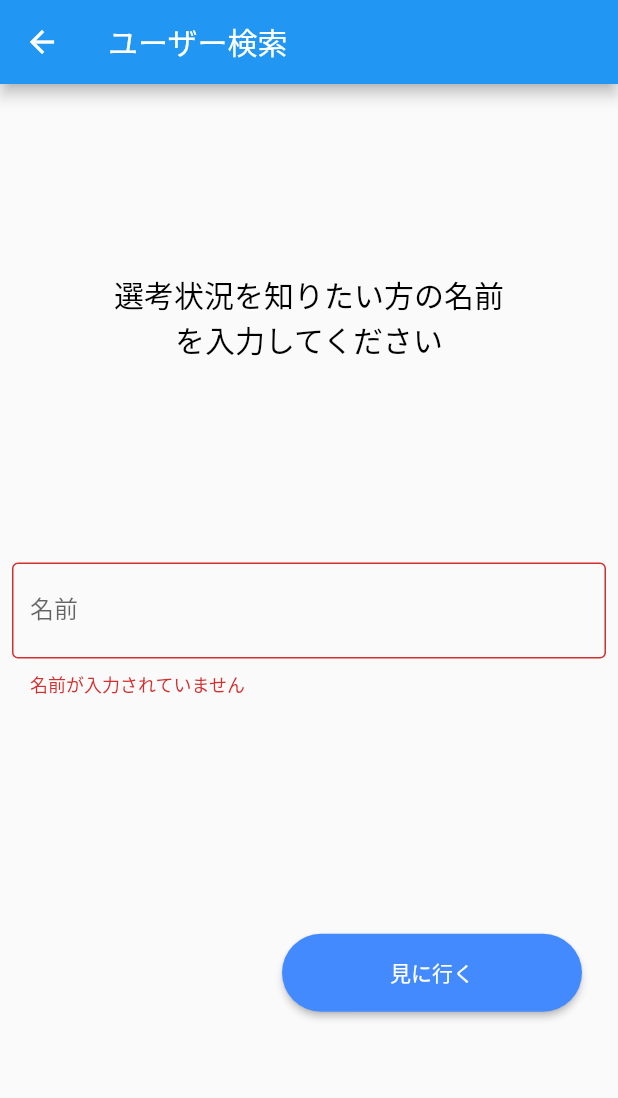
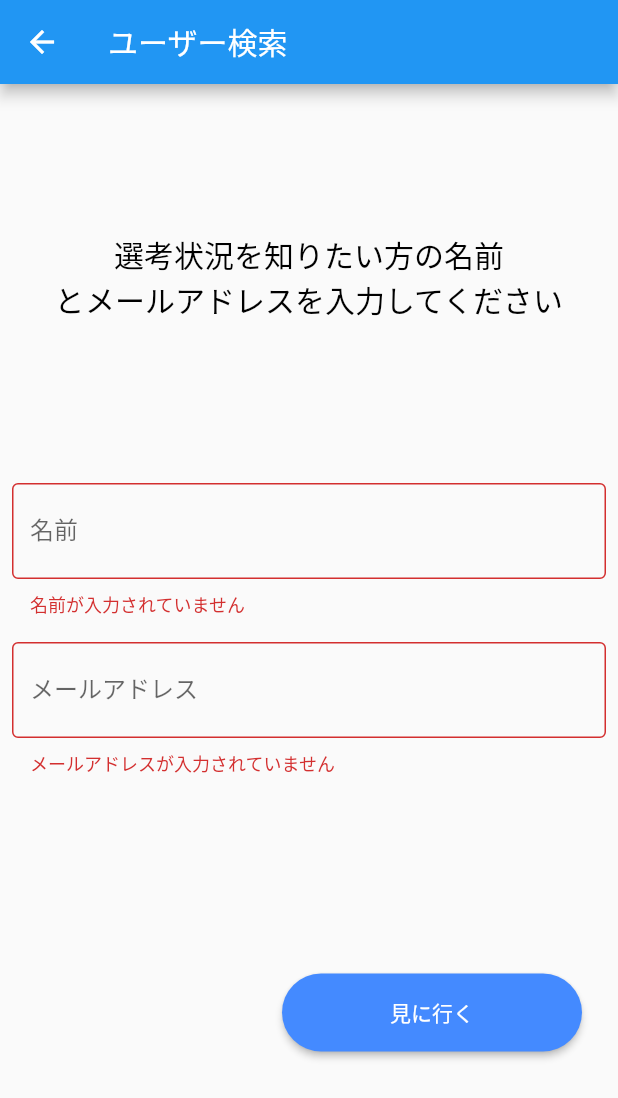
Before and after one commit to momomomo111/job_hanting_app, a Flutter app: the UserSelectScreen screen opened by its route, after a tap on "見に行く", on a phone screen of 412 x 824 dp. Shown: the top 1098 px of the screen. Run offline on Flutter 3.47's test engine with Material 2 defaults, Android fonts, the phone set to English and light mode, and no system bars; our stand-ins replace cloud_firestore, firebase_auth, firebase_core, get, google_fonts, google_sign_in; accounts and stored records are empty.

```diff
--- a/lib/controller/auth_controller.dart
+++ b/lib/controller/auth_controller.dart
@@ -17,16 +17,18 @@ class AuthController extends GetxController {
       Get.toNamed('/auth');
     } else {
       _userController.setName(user.displayName);
+      _userController.setMail(user.email);
       Get.toNamed('/process-list');
     }
   }
 
   _setInitialScreenGoogle(GoogleSignInAccount? googleSignInAccount) {
-    print(googleSignInAccount);
     if (googleSignInAccount == null || googleSignInAccount.displayName == "") {
       Get.toNamed('/auth');
     } else {
       _userController.setName(googleSignInAccount.displayName);
+      _userController.setMail(googleSignInAccount.email);
+
       Get.toNamed('/process-list');
     }
   }
@@ -40,6 +42,7 @@ class AuthController extends GetxController {
 
     googleSignInAccount.bindStream(googleSign.onCurrentUserChanged);
     ever(googleSignInAccount, _setInitialScreenGoogle);
+
     try {
       GoogleSignInAccount? googleSignInAccount = await googleSign.signIn();
 
--- a/lib/controller/user_controller.dart
+++ b/lib/controller/user_controller.dart
@@ -4,10 +4,13 @@ import 'package:job_hanting_app/enum/user_type.dart';
 class UserController extends GetxController {
   var userType = UserType.student.obs;
   var userName = "".obs;
+  var userMail = "".obs;
 
   void setStudent() => userType(UserType.student);
 
   void setOther() => userType(UserType.other);
 
   void setName(name) => userName(name);
+
+  void setMail(mail) => userMail(mail);
 }
--- a/lib/main.dart
+++ b/lib/main.dart
@@ -16,7 +16,6 @@ void main() async {
   try {
     if (GetPlatform.isWeb) {
       await Firebase.initializeApp(options: googleService());
-      print(googleService().toString());
     } else {
       await Firebase.initializeApp();
     }
--- a/lib/view/user_select_screen.dart
+++ b/lib/view/user_select_screen.dart
@@ -5,6 +5,7 @@ import 'package:job_hanting_app/controller/user_controller.dart';
 class UserSelectScreen extends StatelessWidget {
   final UserController _userController = Get.find();
   final _userSelectController = TextEditingController();
+  final _mailSelectController = TextEditingController();
 
   @override
   Widget build(BuildContext context) {
@@ -15,7 +16,7 @@ class UserSelectScreen extends StatelessWidget {
         mainAxisAlignment: MainAxisAlignment.spaceEvenly,
         children: [
           const Text(
-            "選考状況を知りたい方の名前\nを入力してください",
+            "選考状況を知りたい方の名前\nとメールアドレスを入力してください",
             textAlign: TextAlign.center,
             style: TextStyle(
               color: Colors.black,
@@ -23,6 +24,9 @@ class UserSelectScreen extends StatelessWidget {
               fontWeight: FontWeight.w500,
             ),
           ),
+          Column(
+            mainAxisAlignment: MainAxisAlignment.spaceEvenly,
+            children: [
               Padding(
                 padding: const EdgeInsets.all(8.0),
                 child: TextFormField(
@@ -41,6 +45,26 @@ class UserSelectScreen extends StatelessWidget {
                   },
                 ),
               ),
+              Padding(
+                padding: const EdgeInsets.all(8.0),
+                child: TextFormField(
+                  controller: _mailSelectController,
+                  decoration: const InputDecoration(
+                    border: OutlineInputBorder(),
+                    hintText: "メールアドレス",
+                    labelText: "メールアドレス",
+                  ),
+                  autovalidateMode: AutovalidateMode.always,
+                  validator: (value) {
+                    if (value == null || value.isEmpty) {
+                      return 'メールアドレスが入力されていません';
+                    }
+                    return null;
+                  },
+                ),
+              ),
+            ],
+          ),
           Align(
             alignment: Alignment.bottomRight,
             child: Padding(
@@ -51,7 +75,9 @@ class UserSelectScreen extends StatelessWidget {
                 child: ElevatedButton(
                   onPressed: () {
                     _userController.userName(_userSelectController.text);
-                    if (_userSelectController.text.isNotEmpty) {
+                    _userController.userMail(_mailSelectController.text);
+                    if (_userSelectController.text.isNotEmpty &&
+                        _mailSelectController.text.isNotEmpty) {
                       Get.toNamed("/process-list");
                     }
                   },
```
Also changed, not shown: lib/api/firebase_db.dart (+15 -12 lines), lib/controller/my_process_controller.dart (+8 -5 lines). Lines whose indentation alone changed are shown as unchanged.
